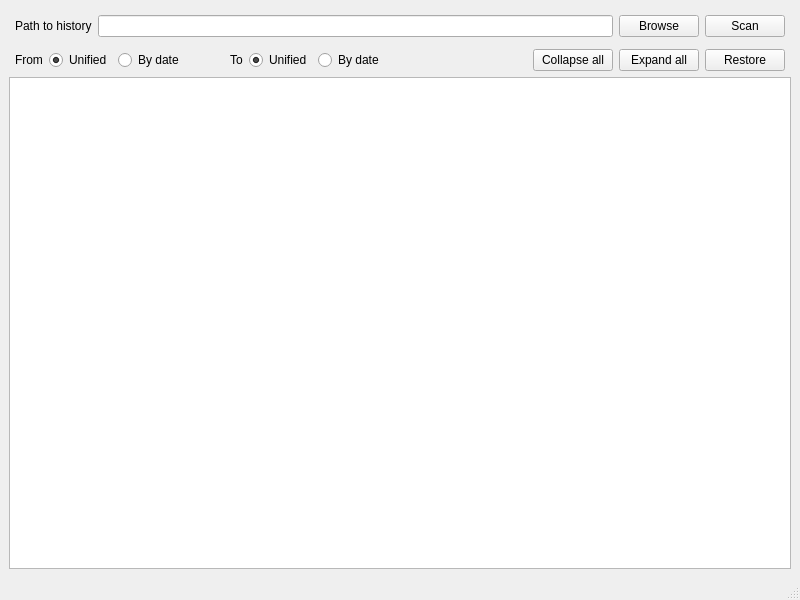
This is gui/history.ui in mixeme/Columbo as Qt 5 draws it before an edit. The edited form follows.
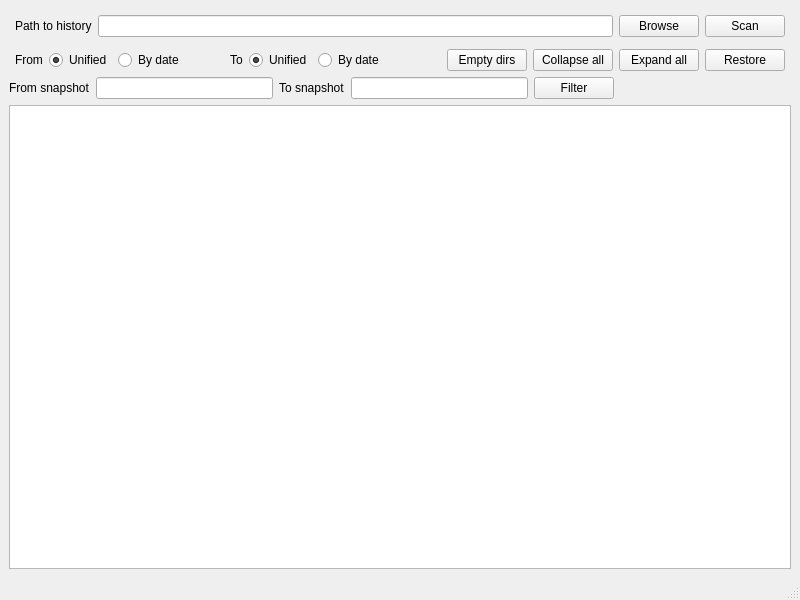
This is the edited form.

```diff
--- a/gui/history.ui
+++ b/gui/history.ui
@@ -14,8 +14,6 @@
    <string>MainWindow</string>
   </property>
   <widget class="QWidget" name="centralwidget">
-   <layout class="QGridLayout" name="gridLayout">
-    <item row="0" column="0">
      <layout class="QVBoxLayout" name="verticalLayout_2">
       <item>
        <layout class="QHBoxLayout" name="horizontalLayout_7">
@@ -171,6 +169,13 @@
           </property>
          </spacer>
         </item>
+      <item>
+       <widget class="QPushButton" name="empty_dirs_button">
+        <property name="text">
+         <string>Empty dirs</string>
+        </property>
+       </widget>
+      </item>
         <item>
          <widget class="QPushButton" name="collapse_button">
           <property name="text">
@@ -194,12 +199,54 @@
         </item>
        </layout>
       </item>
+    <item>
+     <layout class="QHBoxLayout" name="horizontalLayout_3">
+      <item>
+       <widget class="QLabel" name="label_2">
+        <property name="text">
+         <string>From snapshot</string>
+        </property>
+       </widget>
+      </item>
+      <item>
+       <widget class="QLineEdit" name="lineEdit"/>
+      </item>
+      <item>
+       <widget class="QLabel" name="label_3">
+        <property name="text">
+         <string>To snapshot</string>
+        </property>
+       </widget>
+      </item>
+      <item>
+       <widget class="QLineEdit" name="lineEdit_2"/>
+      </item>
+      <item>
+       <widget class="QPushButton" name="pushButton_2">
+        <property name="text">
+         <string>Filter</string>
+        </property>
+       </widget>
+      </item>
+      <item>
+       <spacer name="horizontalSpacer_3">
+        <property name="orientation">
+         <enum>Qt::Horizontal</enum>
+        </property>
+        <property name="sizeHint" stdset="0">
+         <size>
+          <width>40</width>
+          <height>20</height>
+         </size>
+        </property>
+       </spacer>
+      </item>
+     </layout>
+    </item>
       <item>
        <widget class="QTreeView" name="fileTreeView"/>
       </item>
      </layout>
-    </item>
-   </layout>
   </widget>
   <widget class="QMenuBar" name="menubar">
    <property name="geometry">
```
Left out of the diff: 38 changed lines with no effect on the pictures. Lines whose indentation alone changed are shown as unchanged.
